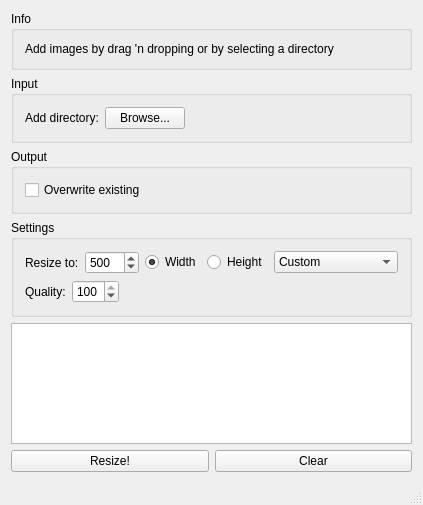
First picture: the form in mainwindow.ui, repository labyrinthofdreams/image-resizer-ui, before the edit.
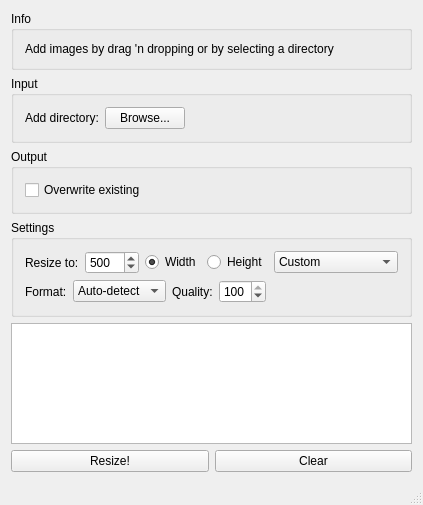
Second picture: the form after the edit.

Commit message: Remove future watcher. Revert to concurrent blocking map. Add format specifier.

The edit to the form file:
```diff
--- a/mainwindow.ui
+++ b/mainwindow.ui
@@ -215,6 +215,32 @@
        </item>
        <item>
         <layout class="QHBoxLayout" name="horizontalLayout_5">
+         <item>
+          <widget class="QLabel" name="label_2">
+           <property name="text">
+            <string>Format:</string>
+           </property>
+          </widget>
+         </item>
+         <item>
+          <widget class="QComboBox" name="comboBoxFormat">
+           <item>
+            <property name="text">
+             <string>Auto-detect</string>
+            </property>
+           </item>
+           <item>
+            <property name="text">
+             <string>JPEG</string>
+            </property>
+           </item>
+           <item>
+            <property name="text">
+             <string>PNG</string>
+            </property>
+           </item>
+          </widget>
+         </item>
          <item>
           <widget class="QLabel" name="label_3">
            <property name="text">
```
The commit also changes 2 other files.
